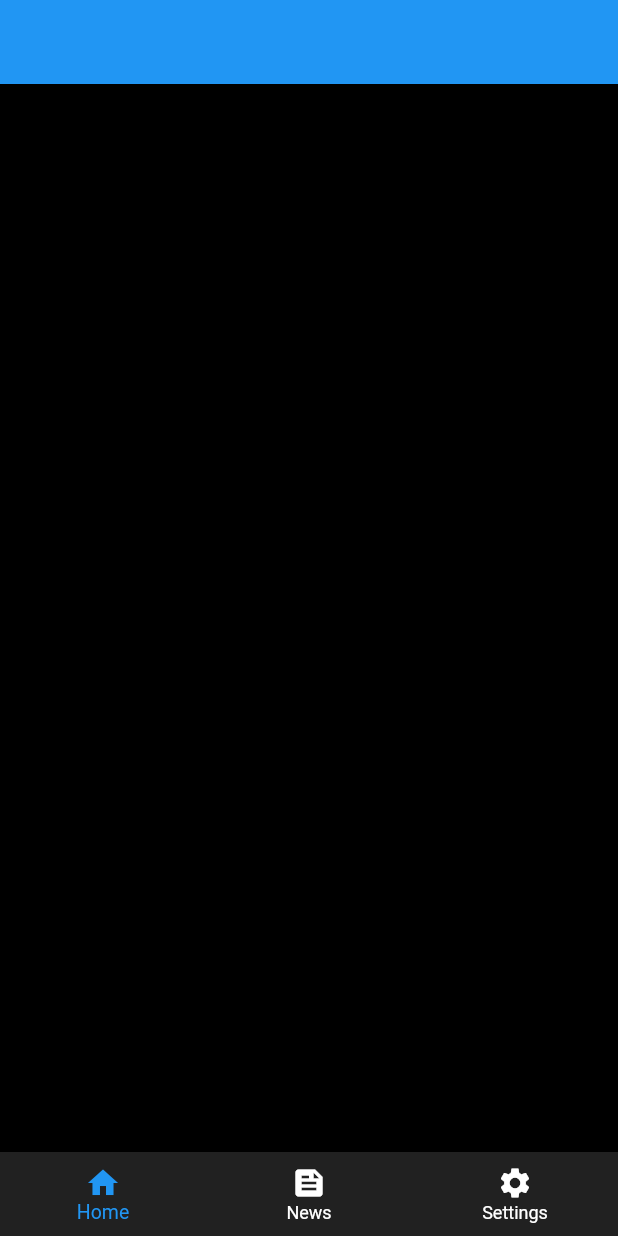
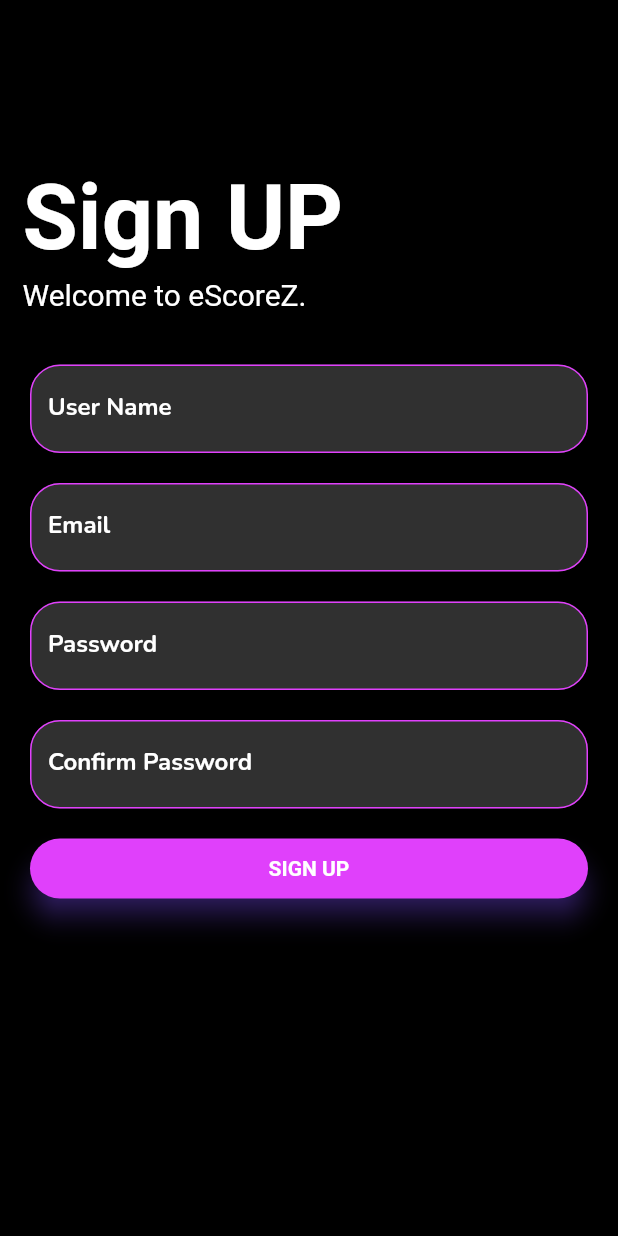
Before and after one commit to ChiranthSH007/eScoreZ, a Flutter app: the screen it shows after launch, on a phone screen of 412 x 824 dp. Run offline on Flutter 3.47's test engine with Material 2 defaults, Android fonts, the phone set to English and light mode, and no system bars; our stand-ins replace cached_network_image, cloud_firestore, firebase_core, google_fonts; accounts and stored records are empty.

```diff
--- /dev/null
+++ b/lib/emailsignuppage.dart
@@ -0,0 +1,203 @@
+import 'package:flutter/material.dart';
+
+class emailsignuppage extends StatefulWidget {
+  const emailsignuppage({Key? key}) : super(key: key);
+
+  @override
+  _emailsignuppageState createState() => _emailsignuppageState();
+}
+
+class _emailsignuppageState extends State<emailsignuppage> {
+  @override
+  Widget build(BuildContext context) {
+    return Scaffold(
+      backgroundColor: Colors.black,
+      body: Column(
+        crossAxisAlignment: CrossAxisAlignment.start,
+        children: [
+          Container(
+            child: Stack(
+              children: [
+                Container(
+                  padding: EdgeInsets.fromLTRB(15.0, 110.0, 0.0, 0.0),
+                  child: Text(
+                    'Sign UP',
+                    style: TextStyle(
+                      fontSize: 60.0,
+                      fontWeight: FontWeight.bold,
+                      color: Colors.white,
+                    ),
+                  ),
+                ),
+                Container(
+                  padding: EdgeInsets.fromLTRB(15.0, 185.0, 0.0, 0.0),
+                  child: Text(
+                    'Welcome to eScoreZ.',
+                    style: TextStyle(
+                      fontSize: 20.0,
+                      // fontWeight: FontWeight.bold,
+                      color: Colors.white,
+                    ),
+                  ),
+                ),
+              ],
+            ),
+          ),
+          Container(
+            padding: EdgeInsets.only(top: 35.0, left: 20.0, right: 20.0),
+            child: Column(
+              children: [
+                Container(
+                  // color: Colors.grey[850],
+                  child: TextField(
+                    decoration: InputDecoration(
+                        filled: true,
+                        fillColor: Colors.grey[850],
+                        enabledBorder: const OutlineInputBorder(
+                          borderRadius: BorderRadius.all(Radius.circular(20.0)),
+                          borderSide:
+                              const BorderSide(color: Colors.purpleAccent),
+                        ),
+                        labelText: 'User Name',
+                        labelStyle: TextStyle(
+                          fontFamily: 'nunito',
+                          fontWeight: FontWeight.bold,
+                          color: Colors.white,
+                        ),
+                        focusedBorder: OutlineInputBorder(
+                            borderRadius:
+                                BorderRadius.all(Radius.circular(20.0)),
+                            borderSide:
+                                BorderSide(color: Colors.purpleAccent))),
+                  ),
+                ),
+                SizedBox(
+                  height: 20.0,
+                ),
+                Container(
+                  // color: Colors.grey[850],
+                  child: TextField(
+                    decoration: InputDecoration(
+                        filled: true,
+                        fillColor: Colors.grey[850],
+                        enabledBorder: const OutlineInputBorder(
+                          borderRadius: BorderRadius.all(Radius.circular(20.0)),
+                          borderSide:
+                              const BorderSide(color: Colors.purpleAccent),
+                        ),
+                        labelText: 'Email',
+                        labelStyle: TextStyle(
+                          fontFamily: 'nunito',
+                          fontWeight: FontWeight.bold,
+                          color: Colors.white,
+                        ),
+                        focusedBorder: OutlineInputBorder(
+                            borderRadius:
+                                BorderRadius.all(Radius.circular(20.0)),
+                            borderSide:
+                                BorderSide(color: Colors.purpleAccent))),
+                  ),
+                ),
+
+                SizedBox(
+                  height: 20.0,
+                ),
+                Container(
+                  // color: Colors.grey[850],
+                  child: TextField(
+                    style: TextStyle(color: Colors.grey),
+                    decoration: InputDecoration(
+                      filled: true,
+                      fillColor: Colors.grey[850],
+                      enabledBorder: const OutlineInputBorder(
+                        borderRadius: BorderRadius.all(Radius.circular(20.0)),
+                        borderSide:
+                            const BorderSide(color: Colors.purpleAccent),
+                      ),
+                      labelText: 'Password',
+                      labelStyle: TextStyle(
+                        fontFamily: 'nunito',
+                        fontWeight: FontWeight.bold,
+                        color: Colors.white,
+                      ),
+                      focusedBorder: const OutlineInputBorder(
+                          borderRadius: BorderRadius.all(Radius.circular(20.0)),
+                          borderSide:
+                              const BorderSide(color: Colors.purpleAccent)),
+                    ),
+                  ),
+                ),
+                SizedBox(
+                  height: 20.0,
+                ),
+                Container(
+                  // color: Colors.grey[850],
+                  child: TextField(
+                    style: TextStyle(color: Colors.grey),
+                    decoration: InputDecoration(
+                      filled: true,
+                      fillColor: Colors.grey[850],
+                      enabledBorder: const OutlineInputBorder(
+                        borderRadius: BorderRadius.all(Radius.circular(20.0)),
+                        borderSide:
+                            const BorderSide(color: Colors.purpleAccent),
+                      ),
+                      labelText: 'Confirm Password',
+                      labelStyle: TextStyle(
+                        fontFamily: 'nunito',
+                        fontWeight: FontWeight.bold,
+                        color: Colors.white,
+                      ),
+                      focusedBorder: const OutlineInputBorder(
+                          borderRadius: BorderRadius.all(Radius.circular(20.0)),
+                          borderSide:
+                              const BorderSide(color: Colors.purpleAccent)),
+                    ),
+                  ),
+                ),
+                SizedBox(
+                  height: 20.0,
+                ),
+                // Container(
+                //   padding: EdgeInsets.only(top: 15.0, left: 20.0),
+                //   child: InkWell(
+                //     child: Text(
+                //       'Forgot Password?',
+                //       style: TextStyle(
+                //         color: Colors.purpleAccent,
+                //         fontWeight: FontWeight.bold,
+                //       ),
+                //     ),
+                //   ),
+                // ),
+                // SizedBox(
+                //   height: 20.0,
+                // ),
+                Container(
+                  height: 40.0,
+                  child: Material(
+                    borderRadius: BorderRadius.circular(20.0),
+                    shadowColor: Colors.deepPurpleAccent,
+                    color: Colors.purpleAccent,
+                    elevation: 7.0,
+                    child: GestureDetector(
+                      onTap: () {},
+                      child: Center(
+                        child: Text(
+                          'SIGN UP',
+                          style: TextStyle(
+                              color: Colors.white, fontWeight: FontWeight.bold),
+                        ),
+                      ),
+                    ),
+                  ),
+                ),
+              ],
+            ),
+          ),
+          Container(),
+        ],
+      ),
+    );
+  }
+}
--- a/lib/main.dart
+++ b/lib/main.dart
@@ -1,3 +1,5 @@
+import 'package:esportzzz/emailloginpage.dart';
+import 'package:esportzzz/emailsignuppage.dart';
 import 'package:esportzzz/homepage.dart';
 import 'package:esportzzz/matchdetailpage.dart';
 import 'package:esportzzz/newsdetailpage.dart';
@@ -60,7 +62,7 @@ class _MyAppState extends State<MyApp> {
       //   primarySwatch: Colors.blue,
       //   visualDensity: VisualDensity.adaptivePlatformDensity,
       // ),
-      home: new HomePage(),
+      home: new emailsignuppage(),
     );
   }
 }
--- a/lib/newstile.dart
+++ b/lib/newstile.dart
@@ -3,6 +3,7 @@ import 'package:esportzzz/appbar.dart';
 import 'package:esportzzz/matchdetailpage.dart';
 import 'package:esportzzz/newsdetailpage.dart';
 import 'package:flutter/material.dart';
+import 'package:google_fonts/google_fonts.dart';
 
 // ignore: must_be_immutable
 class NewsTile extends StatefulWidget {
@@ -74,9 +75,10 @@ class _NewsTileState extends State<NewsTile> {
                   ),
                   Text(
                     widget.title,
-                    style: TextStyle(
+                    maxLines: 2,
+                    style: GoogleFonts.rowdies(
                       color: Colors.white,
-                      fontSize: 15,
+                      fontSize: 14,
                       fontWeight: FontWeight.bold,
                     ),
                   ),
```
Also changed, not shown: lib/emailloginpage.dart (added, +149 -0 lines), lib/newsdetailpage.dart (+12 -9 lines).
